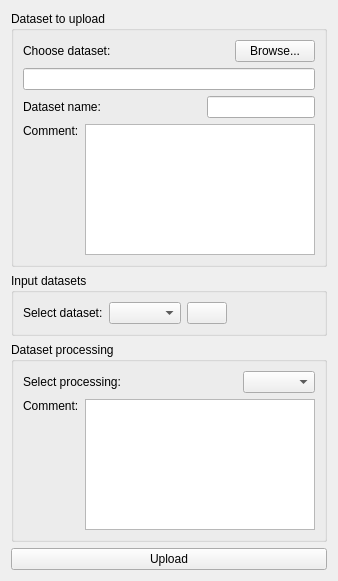
This is Code/qtshanoiruploadwidget.ui in Inria-Empenn/QtShanoir as Qt 5 draws it before an edit. The edited form follows.
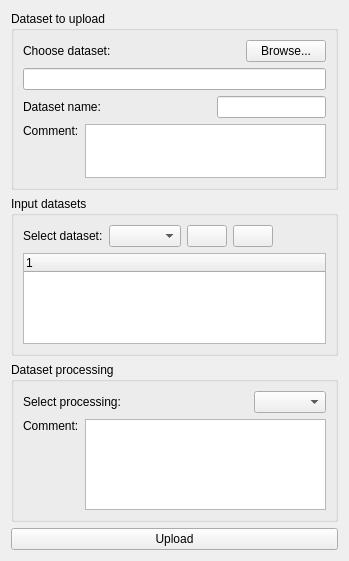
This is the edited form. Icons and pictures are not drawn.

Commit message: upload dataset dev still in progress

Patch:
```diff
--- a/Code/qtshanoiruploadwidget.ui
+++ b/Code/qtshanoiruploadwidget.ui
@@ -6,8 +6,8 @@
    <rect>
     <x>0</x>
     <y>0</y>
-    <width>338</width>
-    <height>581</height>
+    <width>349</width>
+    <height>561</height>
    </rect>
   </property>
   <property name="windowTitle">
@@ -133,6 +133,12 @@
      </item>
      <item>
       <widget class="QGroupBox" name="groupBox">
+       <property name="minimumSize">
+        <size>
+         <width>0</width>
+         <height>160</height>
+        </size>
+       </property>
        <property name="title">
         <string>Input datasets</string>
        </property>
@@ -160,6 +166,17 @@
             </property>
            </widget>
           </item>
+          <item>
+           <widget class="QPushButton" name="removeDatasetButton">
+            <property name="text">
+             <string/>
+            </property>
+            <property name="icon">
+             <iconset resource="../Resources/qtshanoir.qrc">
+              <normaloff>:/Images/delete.16x16.png</normaloff>:/Images/delete.16x16.png</iconset>
+            </property>
+           </widget>
+          </item>
           <item>
            <spacer name="horizontalSpacer">
             <property name="orientation">
@@ -176,13 +193,25 @@
          </layout>
         </item>
         <item row="1" column="0">
-         <layout class="QVBoxLayout" name="dataToUploadLayout"/>
+         <widget class="QTreeWidget" name="inputDataTreeWidget">
+          <column>
+           <property name="text">
+            <string notr="true">1</string>
+           </property>
+          </column>
+         </widget>
         </item>
        </layout>
       </widget>
      </item>
      <item>
       <widget class="QGroupBox" name="groupBox_2">
+       <property name="minimumSize">
+        <size>
+         <width>0</width>
+         <height>160</height>
+        </size>
+       </property>
        <property name="title">
         <string>Dataset processing</string>
        </property>
```
The commit also changes 7 other files.
